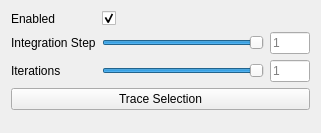
The window that include/ui/plugins/tractography_toolbox.ui (VRGroupRWTH/pli_view) describes before a commit, drawn with Qt 5.
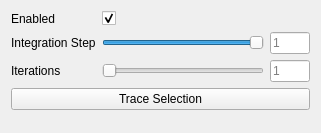
The same window after the commit.

```diff
--- a/include/ui/plugins/tractography_toolbox.ui
+++ b/include/ui/plugins/tractography_toolbox.ui
@@ -116,7 +116,7 @@
       <number>10000</number>
      </property>
      <property name="value">
-      <number>10000</number>
+      <number>1</number>
      </property>
      <property name="orientation">
       <enum>Qt::Horizontal</enum>
```
